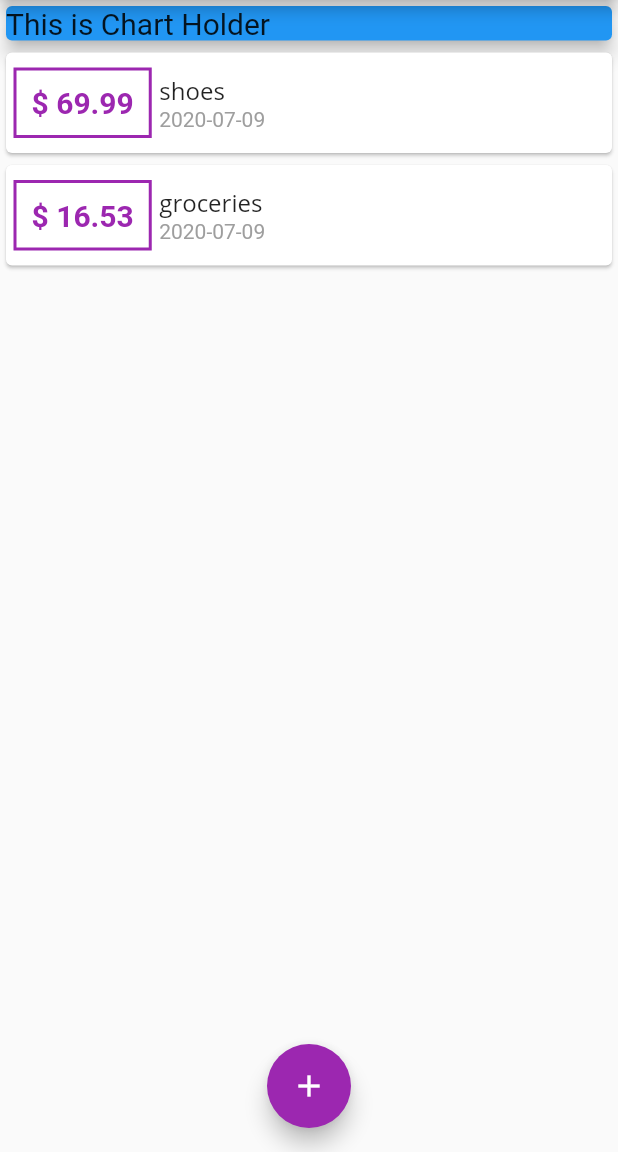
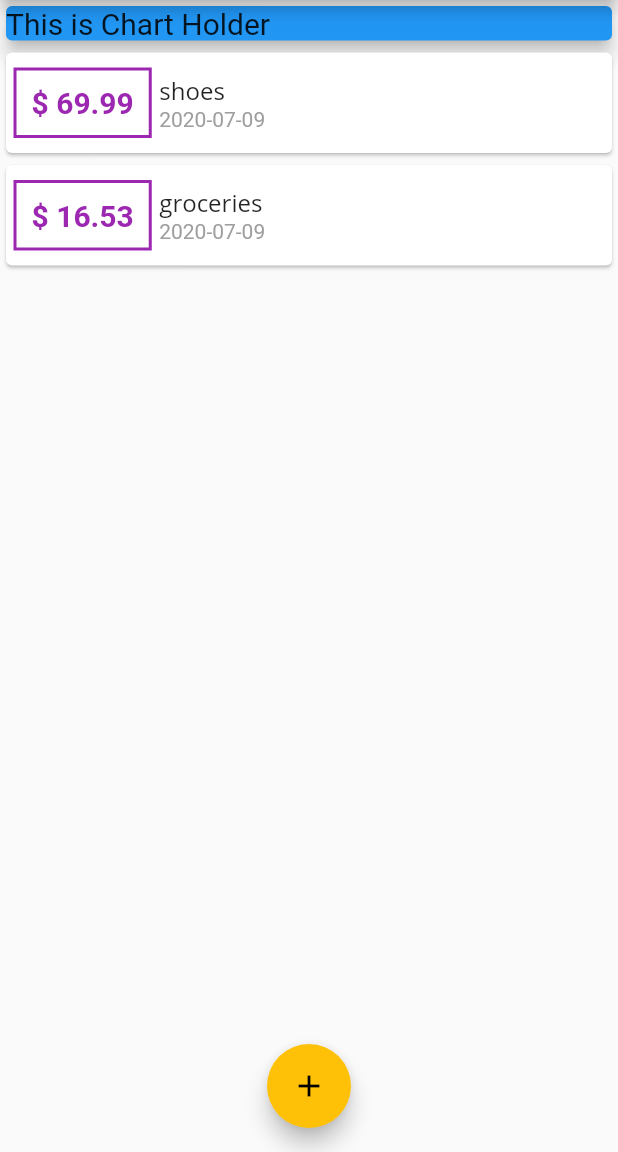
Before and after one commit to praveenbapuram/flutter_expense_calculator, a Flutter app: the screen it shows after launch, on a phone screen of 412 x 824 dp, the part 84-1236 px from its top. Run offline on Flutter 3.47's test engine with Material 2 defaults, Android fonts, the phone set to English and light mode, and no system bars.

Commit message:
1) Including image. 2) creating function to retrieve chart data.

```diff
--- a/lib/main.dart
+++ b/lib/main.dart
@@ -16,7 +16,7 @@ class MyApp extends StatelessWidget {
       theme: ThemeData(
           // primaryColor : Colors.red  this is fixed colour but the primaryswatch generates the many varients.
           primarySwatch: Colors.purple,
-          accentColor: Colors.purple,
+          accentColor: Colors.amber,
           fontFamily: 'QuickSand',
           textTheme: ThemeData.light().textTheme.copyWith(
               headline6: TextStyle(
--- a/lib/widgets/transaction_list.dart
+++ b/lib/widgets/transaction_list.dart
@@ -10,7 +10,26 @@ class TransactionList extends StatelessWidget {
   Widget build(BuildContext context) {
     return Container(
         height: 300,
-        child: ListView.builder(
+        child: transctions.isEmpty
+            ? Column(
+                children: <Widget>[
+                  Text(
+                    'No transactions added yet!',
+                    style: Theme.of(context).textTheme.headline6,
+                  ),
+                  SizedBox(
+                    height: 10,
+                  ),
+                  Container(
+                    height: 200,
+                    child: Image.asset(
+                      'assets/images/waiting.png',
+                      fit: BoxFit.cover,
+                    ),
+                  )
+                ],
+              )
+            : ListView.builder(
                 itemBuilder: (ctx, index) {
                   return Card(
                     child: Row(
@@ -23,7 +42,8 @@ class TransactionList extends StatelessWidget {
                                 fontSize: 20,
                                 color: Theme.of(context).primaryColor),
                           ),
-                    margin: EdgeInsets.symmetric(horizontal: 5, vertical: 10),
+                          margin:
+                              EdgeInsets.symmetric(horizontal: 5, vertical: 10),
                           decoration: BoxDecoration(
                               border: Border.all(
                             color: Theme.of(context).primaryColor,
--- a/pubspec.yaml
+++ b/pubspec.yaml
@@ -46,9 +46,8 @@ flutter:
   uses-material-design: true
 
   # To add assets to your application, add an assets section, like this:
-  # assets:
-  #   - images/a_dot_burr.jpeg
-  #   - images/a_dot_ham.jpeg
+  assets:
+    - assets/images/waiting.png
 
   # An image asset can refer to one or more resolution-specific "variants", see
   # https://flutter.dev/assets-and-images/#resolution-aware.
```
Also changed, not shown: lib/widgets/chart.dart (added, +35 -0 lines), assets/images/waiting.png (added). Lines whose indentation alone changed are shown as unchanged.
